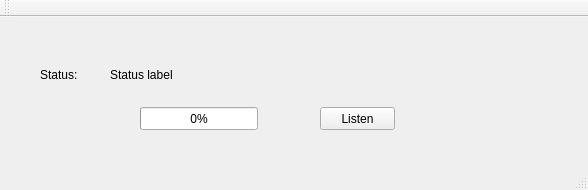
Qt form TCPClient_sendFile/mainwindow.ui (GorgedeLoup/TCP_SendFile) before a commit.
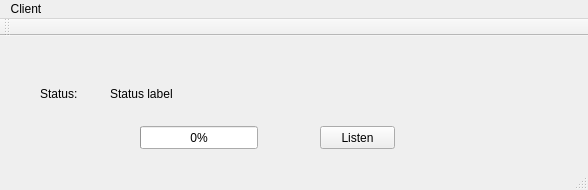
The same form after that commit.

What changed in the file:
```diff
--- a/TCPClient_sendFile/mainwindow.ui
+++ b/TCPClient_sendFile/mainwindow.ui
@@ -85,6 +85,12 @@
      <height>23</height>
     </rect>
    </property>
+   <widget class="QMenu" name="menuClient">
+    <property name="title">
+     <string>Client</string>
+    </property>
+   </widget>
+   <addaction name="menuClient"/>
   </widget>
  </widget>
  <layoutdefault spacing="6" margin="11"/>
```
